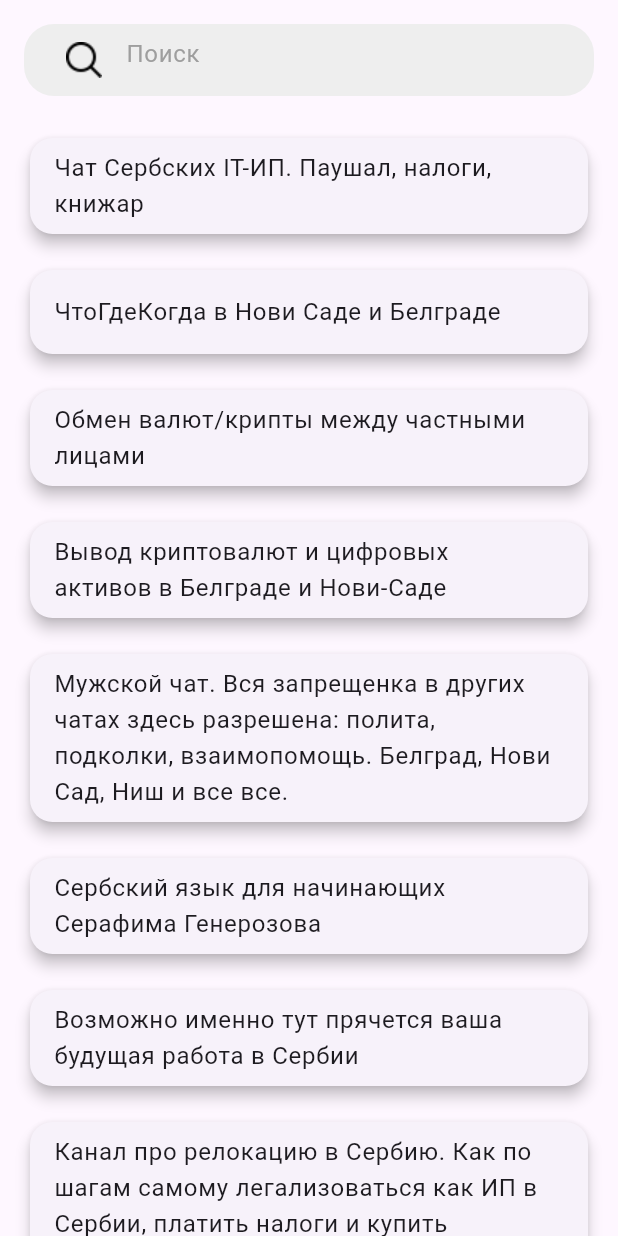
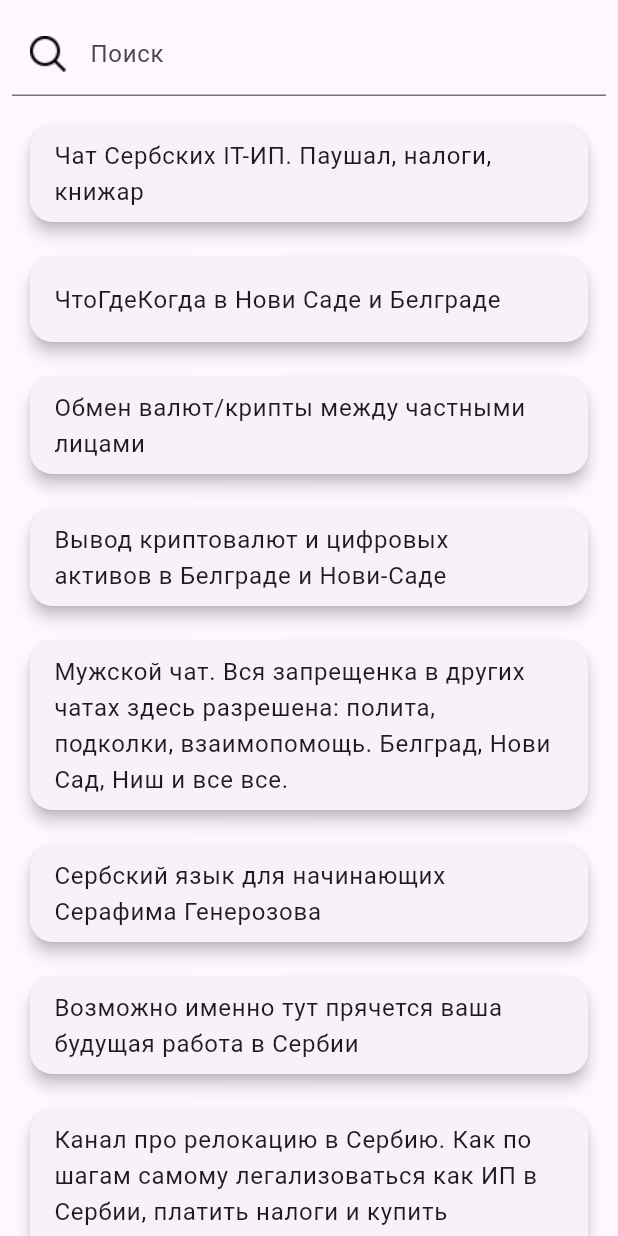
Before and after one commit to ialakey/srbguide, a Flutter app: the TgChatScreen screen opened directly, on a phone screen of 412 x 824 dp. Run offline on Flutter 3.47's test engine with Material 3 defaults, Android fonts, the phone set to English and light mode, and no system bars; our stand-ins replace open_file, quickalert, share, shared_preferences, webview_flutter; missing offline and left inert: add_2_calendar, docx_template; accounts and stored records are empty.

Commit message:
change screen useful links

```diff
--- a/lib/main.dart
+++ b/lib/main.dart
@@ -8,6 +8,7 @@ import 'screens/calculator_tax.dart';
 import 'screens/serbia_guide.dart';
 import 'screens/settings.dart';
 import 'screens/tg_chats.dart';
+import 'screens/useful_links.dart';
 import 'screens/white_cardboard.dart';
 import 'widget/drawer.dart';
 import 'widget/themed_icon.dart';
@@ -51,6 +52,7 @@ class _MainScreenState extends State<MainScreen> {
     'Телеграм чаты',
     'Настройки',
     'Автор',
+    'Полезные ссылки',
   ];
 
   @override
@@ -117,6 +119,8 @@ class _MainScreenState extends State<MainScreen> {
         return SettingsScreen();
       case 6:
         return AuthorScreen();
+      case 7:
+        return UsefulLinksScreen();
       default:
         return VisaFreeCalculator();
     }
--- a/lib/screens/tg_chats.dart
+++ b/lib/screens/tg_chats.dart
@@ -3,6 +3,7 @@ import 'dart:convert';
 import 'package:flutter/material.dart';
 import 'package:flutter/services.dart';
 import 'package:srbguide/service/url_launcher_helper.dart';
+import 'package:srbguide/widget/themed_icon.dart';
 
 class TgChatScreen extends StatefulWidget {
   @override
@@ -58,39 +59,26 @@ class _TgChatScreenState extends State<TgChatScreen> {
       body: Column(
         children: [
           Padding(
-            padding: EdgeInsets.all(16.0),
-            child: Container(
-              decoration: BoxDecoration(
-                borderRadius: BorderRadius.circular(20.0),
-                color: Colors.grey[200],
-              ),
-              child: Padding(
-                padding: EdgeInsets.symmetric(horizontal: 16.0),
-                child: Row(
-                  children: [
-                    Expanded(
+            padding: EdgeInsets.all(8.0),
             child: TextField(
               controller: searchController,
               decoration: InputDecoration(
-                          hintText: 'Поиск',
-                          hintStyle: TextStyle(color: Colors.grey),
-                          prefixIcon: Image.asset('assets/icons_24x24/search.png'),
-                          border: InputBorder.none,
+                labelText: 'Поиск',
+                prefixIcon:
+                ThemedIcon(
+                  lightIcon: 'assets/icons_24x24/search.png',
+                  darkIcon: 'assets/icons_24x24/search.png',
+                  size: 24.0,
                 ),
-                      ),
-                    ),
-                    if (searchController.text.isNotEmpty)
-                      IconButton(
+                suffixIcon: searchController.text.isNotEmpty
+                    ? IconButton(
                   icon: Icon(Icons.clear, color: Colors.grey),
                   onPressed: () {
-                          setState(() {
                     searchController.clear();
                     filteredButtons = List.from(buttonUrls);
-                          });
                   },
-                      ),
-                  ],
-                ),
+                )
+                    : null,
               ),
             ),
           ),
```
Also changed, not shown: lib/screens/useful_links.dart (added, +157 -0 lines), lib/widget/drawer.dart (+8 -32 lines), lib/widget/map.dart (+11 -4 lines), assets/icons_24x24/angry.png (added), assets/icons_24x24/clip.png (added). Lines whose indentation alone changed are shown as unchanged.
